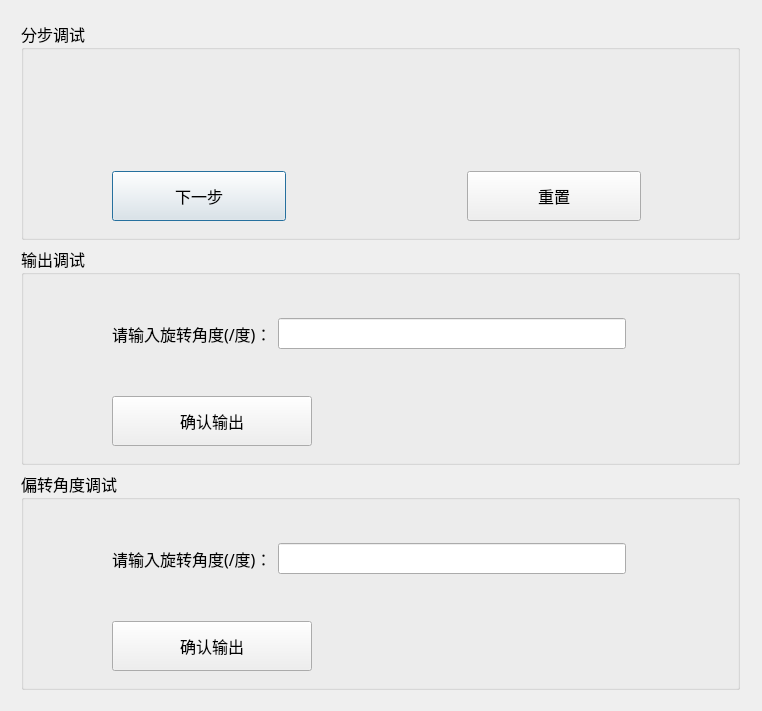
ypg666/Wire_Rotate, file debugMode.ui: the form before one commit.
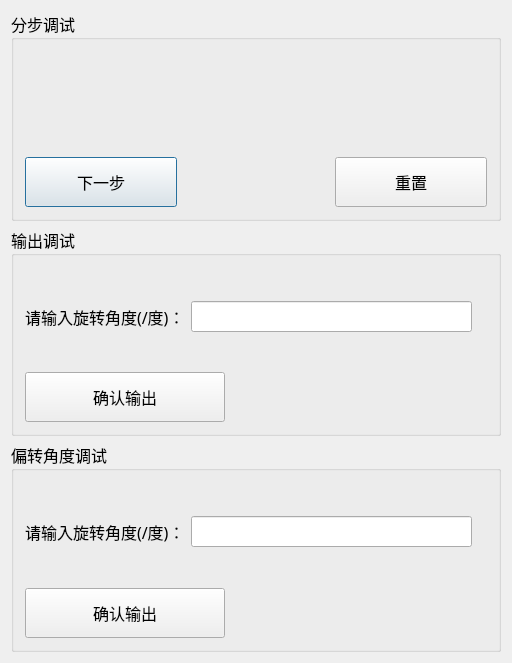
The form after the commit. Custom widgets are drawn as their Qt base class.

Diff of the .ui file:
```diff
--- a/debugMode.ui
+++ b/debugMode.ui
@@ -6,8 +6,8 @@
    <rect>
     <x>0</x>
     <y>0</y>
-    <width>762</width>
-    <height>711</height>
+    <width>512</width>
+    <height>663</height>
    </rect>
   </property>
   <property name="sizePolicy">
@@ -19,16 +19,9 @@
   <property name="windowTitle">
    <string>DebugMode</string>
   </property>
-  <widget class="QWidget" name="verticalLayoutWidget">
-   <property name="geometry">
-    <rect>
-     <x>10</x>
-     <y>10</y>
-     <width>741</width>
-     <height>691</height>
-    </rect>
-   </property>
-   <layout class="QVBoxLayout" name="verticalLayout">
+  <layout class="QGridLayout" name="gridLayout_2">
+   <item row="0" column="0">
+    <layout class="QVBoxLayout" name="verticalLayout" stretch="0,0,0">
     <item>
      <widget class="QGroupBox" name="gb_debugInStep">
       <property name="font">
@@ -40,16 +33,9 @@
       <property name="title">
        <string>分步调试</string>
       </property>
-      <widget class="QWidget" name="verticalLayoutWidget_2">
-       <property name="geometry">
-        <rect>
-         <x>80</x>
-         <y>20</y>
-         <width>551</width>
-         <height>191</height>
-        </rect>
-       </property>
-       <layout class="QVBoxLayout" name="verticalLayout_2">
+       <layout class="QGridLayout" name="gridLayout_3">
+        <item row="0" column="0">
+         <layout class="QVBoxLayout" name="verticalLayout_2" stretch="0,0">
         <item>
          <layout class="QHBoxLayout" name="hbox">
           <item>
@@ -171,7 +157,8 @@
          </layout>
         </item>
        </layout>
-      </widget>
+        </item>
+       </layout>
      </widget>
     </item>
     <item>
@@ -185,15 +172,8 @@
       <property name="title">
        <string>输出调试</string>
       </property>
-      <widget class="QWidget" name="verticalLayoutWidget_3">
-       <property name="geometry">
-        <rect>
-         <x>80</x>
-         <y>20</y>
-         <width>551</width>
-         <height>191</height>
-        </rect>
-       </property>
+       <layout class="QGridLayout" name="gridLayout">
+        <item row="0" column="0">
        <layout class="QVBoxLayout" name="verticalLayout_3">
         <item>
          <layout class="QHBoxLayout" name="horizontalLayout_3">
@@ -253,7 +233,8 @@
          </layout>
         </item>
        </layout>
-      </widget>
+        </item>
+       </layout>
      </widget>
     </item>
     <item>
@@ -267,15 +248,8 @@
       <property name="title">
        <string>偏转角度调试</string>
       </property>
-      <widget class="QWidget" name="verticalLayoutWidget_4">
-       <property name="geometry">
-        <rect>
-         <x>80</x>
-         <y>20</y>
-         <width>551</width>
-         <height>191</height>
-        </rect>
-       </property>
+       <layout class="QGridLayout" name="gridLayout_4">
+        <item row="0" column="0">
        <layout class="QVBoxLayout" name="verticalLayout_4">
         <item>
          <layout class="QHBoxLayout" name="horizontalLayout_5">
@@ -335,11 +309,13 @@
          </layout>
         </item>
        </layout>
-      </widget>
-     </widget>
     </item>
    </layout>
   </widget>
+     </item>
+    </layout>
+   </item>
+  </layout>
  </widget>
  <layoutdefault spacing="6" margin="11"/>
  <customwidgets>
```
Left out of the diff: 2 changed lines with no effect on the pictures. Lines whose indentation alone changed are shown as unchanged.
